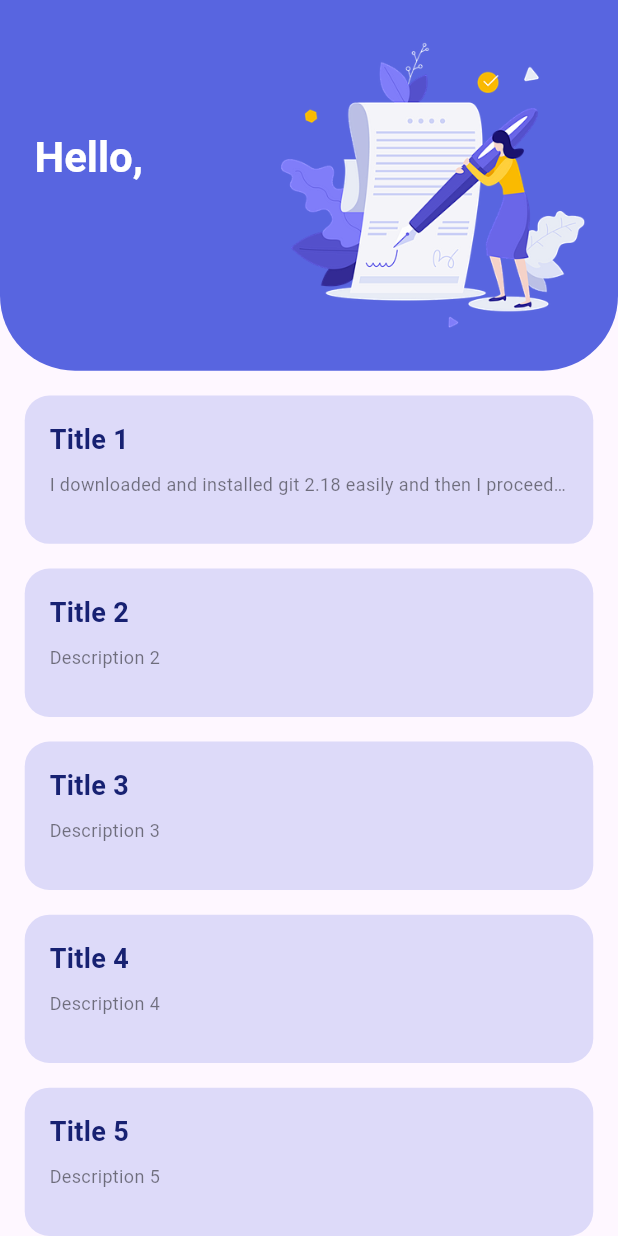
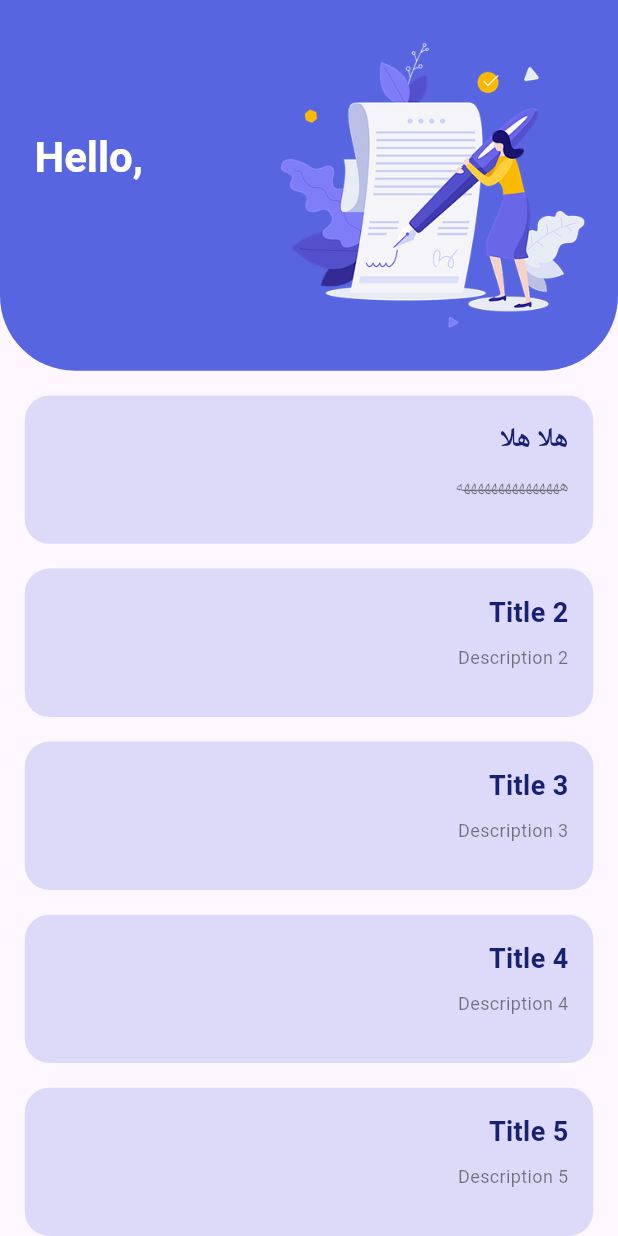
Before and after one commit to Alaa129/TechnoVerse_app, a Flutter app: the HomeScreen screen opened by its route, on a phone screen of 412 x 824 dp. Run offline on Flutter 3.47's test engine with Material 3 defaults, Android fonts, the phone set to English and light mode, and no system bars; our stand-ins replace bloc, firebase_auth, firebase_core, flutter_bloc, flutter_screenutil, get_it and 5 more; accounts and stored records are empty.

```diff
--- a/lib/core/shared_widgets/custom_text.dart
+++ b/lib/core/shared_widgets/custom_text.dart
@@ -7,7 +7,8 @@ class CustomText extends StatelessWidget {
       required this.fontSize,
       this.color,
       this.fontWeight,
-      this.textAlign, this.overflow})
+      this.textAlign,
+      this.overflow})
       : super(key: key);
   final String txt;
   final double fontSize;
--- a/lib/features/home_screen/widgets/animated_card.dart
+++ b/lib/features/home_screen/widgets/animated_card.dart
@@ -40,31 +40,14 @@ class _MyListTileState extends State<AnimatedCard>
       _controller.reverse();
     }
   }
+
   List<HomeDataModel> homeDataModelList = [
-    HomeDataModel(
-        title: "Title 1",
-        description:
-            "I downloaded and installed git 2.18 easily and then I proceeded o download the zip SDK of flutter. Once I did that, I extracted it to my documents folder and then I updated the path in the tab in the control panel"),
-    HomeDataModel(
-        title: "Title 2",
-        description:
-            "Description 2"),
-    HomeDataModel(
-        title: "Title 3",
-        description:
-            "Description 3"),
-    HomeDataModel(
-        title: "Title 4",
-        description:
-            "Description 4"),
-    HomeDataModel(
-        title: "Title 5",
-        description:
-            "Description 5"),
-    HomeDataModel(
-        title: "Title 6",
-        description:
-            "Description 6"),
+    HomeDataModel(title: "هلا هلا", description: "هههههههههههههههه"),
+    HomeDataModel(title: "Title 2", description: "Description 2"),
+    HomeDataModel(title: "Title 3", description: "Description 3"),
+    HomeDataModel(title: "Title 4", description: "Description 4"),
+    HomeDataModel(title: "Title 5", description: "Description 5"),
+    HomeDataModel(title: "Title 6", description: "Description 6"),
   ];
 
   @override
@@ -84,10 +67,10 @@ class _MyListTileState extends State<AnimatedCard>
             borderRadius: BorderRadius.circular(height * 0.02),
             color: Color.fromARGB(255, 88, 101, 224).withOpacity(0.2),
           ),
-          child:
-              Column(crossAxisAlignment: CrossAxisAlignment.start, children: [
-             CustomText(
+          child: Column(crossAxisAlignment: CrossAxisAlignment.end, children: [
+            CustomText(
               txt: homeDataModelList[widget.index].title,
+              textAlign: TextAlign.right,
               fontSize: 18,
               fontWeight: FontWeight.bold,
               color: Color.fromARGB(255, 23, 33, 114),
@@ -97,6 +80,7 @@ class _MyListTileState extends State<AnimatedCard>
             ),
             CustomText(
                 txt: homeDataModelList[widget.index].description,
+                textAlign: TextAlign.right,
                 fontSize: 12,
                 color: Colors.black.withOpacity(0.5),
                 overflow: TextOverflow.ellipsis),
@@ -113,6 +97,7 @@ class _MyListTileState extends State<AnimatedCard>
           ),
           child: ListTile(
             title: CustomText(
+              textAlign: TextAlign.right,
               txt: homeDataModelList[widget.index].title,
               fontSize: 18,
               fontWeight: FontWeight.bold,
@@ -120,6 +105,7 @@ class _MyListTileState extends State<AnimatedCard>
             ),
             subtitle: homeDataModelList[widget.index].description.isNotEmpty
                 ? CustomText(
+                    textAlign: TextAlign.right,
                     txt: homeDataModelList[widget.index].description,
                     fontSize: 12,
                     color: Colors.black.withOpacity(0.5))
--- a/lib/features/todo_screens/logic/cubit/add_task_cubit.dart
+++ b/lib/features/todo_screens/logic/cubit/add_task_cubit.dart
@@ -43,7 +43,7 @@ class AddTaskCubit extends Cubit<AddTaskState> {
       debugPrint('Task Data Inserted');
 
       // usernameController.clear();
-
+      getTasksData();
       emit(AppDatabaseUserCreated());
     });
   }
--- a/lib/features/todo_screens/ui/screens/todo_screen.dart
+++ b/lib/features/todo_screens/ui/screens/todo_screen.dart
@@ -64,7 +64,15 @@ class _TodoScreenState extends State<TodoScreen> {
                 ],
               );
             }
-            return ListView.builder(
+            return Stack(
+              children: [
+                Positioned.fill(
+                  child: Image.asset(
+                    "assets/images/wallpaper.png",
+                    fit: BoxFit.cover,
+                  ),
+                ),
+                ListView.builder(
                   itemCount: todoList!.length,
                   itemBuilder: (context, index) {
                     return TodoItemCard(
@@ -75,6 +83,8 @@ class _TodoScreenState extends State<TodoScreen> {
                       onchange: checkBoxChanged,
                     );
                   },
+                ),
+              ],
             );
           } else {
             return Center(child: Text("Failed to load tasks"));
```
Lines whose indentation alone changed are shown as unchanged.
